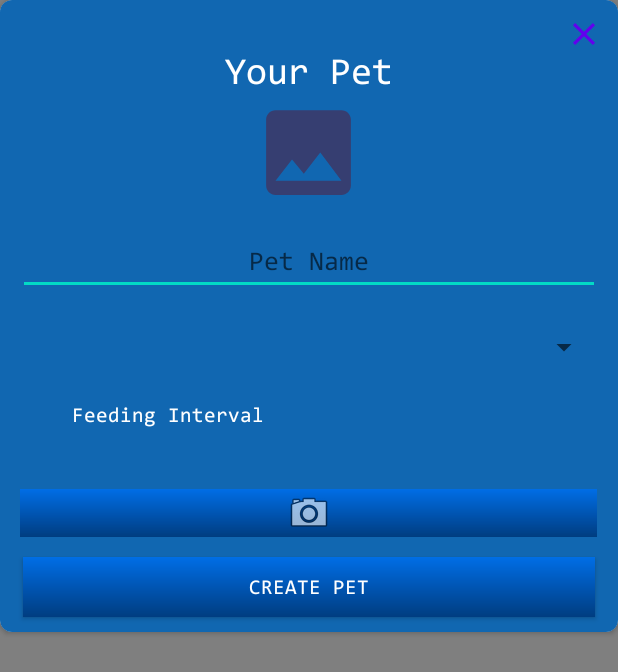
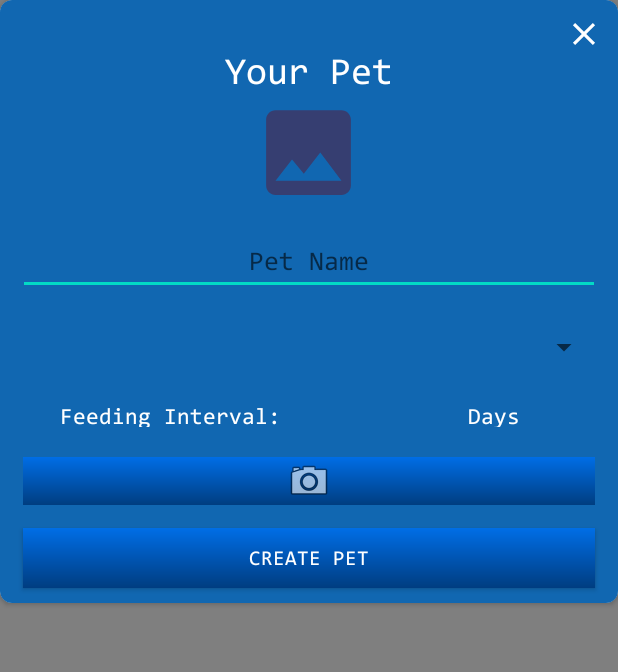
Before and after one commit to andrewc0204/ExoticPets, an Android app: the layout create_pet_layout.xml on its own in the app's theme, with its tools: preview values and no code run, on a phone screen of 412 x 824 dp. Shown: the top 672 px of the screen. Run offline under Robolectric (Android 15) with nearby library versions, the phone set to English and light mode, and no system bars.

Commit message:
Textview work
Textview

```diff
--- a/app/src/main/java/com/example/exoticpets/MainActivity.java
+++ b/app/src/main/java/com/example/exoticpets/MainActivity.java
@@ -7,13 +7,8 @@ import androidx.appcompat.app.AppCompatActivity;
 import androidx.appcompat.widget.AppCompatButton;
 import androidx.recyclerview.widget.LinearLayoutManager;
 import androidx.recyclerview.widget.RecyclerView;
-
 import android.content.Intent;
-import android.graphics.Color;
-import android.graphics.Typeface;
 import android.os.Bundle;
-import android.text.Editable;
-import android.text.TextWatcher;
 import android.util.Log;
 import android.view.View;
 import android.widget.AdapterView;
@@ -25,12 +20,9 @@ import android.widget.ImageView;
 import android.widget.Spinner;
 import android.widget.TextView;
 import android.widget.Toast;
-
 import com.bumptech.glide.Glide;
-
 import java.io.File;
 import java.util.ArrayList;
-
 import pl.aprilapps.easyphotopicker.ChooserType;
 import pl.aprilapps.easyphotopicker.DefaultCallback;
 import pl.aprilapps.easyphotopicker.EasyImage;
@@ -45,6 +37,7 @@ public class MainActivity extends AppCompatActivity {
     //RecycleView vars
     private ArrayList<String> mNames = new ArrayList<>();
     private ArrayList<String> mImageUrls = new ArrayList<>();
+    private ArrayList<String> mUserPics = new ArrayList<>();
 
     //Vars
     RecyclerViewAdapter mAdapter;
@@ -68,16 +61,12 @@ public class MainActivity extends AppCompatActivity {
                             .into(defaultImage);
                     break;
                 }
-
-
             }
-
             @Override
             public void onImagePickerError(@NonNull Throwable error, @NonNull MediaSource source) {
                 //Some error handling
                 error.printStackTrace();
             }
-
             @Override
             public void onCanceled(@NonNull MediaSource source) {
                 //Not necessary to remove any files manually anymore
@@ -90,10 +79,6 @@ public class MainActivity extends AppCompatActivity {
         super.onCreate(savedInstanceState);
         setContentView(R.layout.activity_main);
         Log.d(TAG, "onCreate: started");
-
-//        Typeface font = Typeface.createFromAsset(getAssets(), "Fonts/consola.TTF");
-//        instructionView.setTypeface(font);
-
 
         //Hides the action bar
         getSupportActionBar().hide();
@@ -149,12 +134,9 @@ public class MainActivity extends AppCompatActivity {
                 .allowMultiple(true)
                 .build();
 
-
         plusButton.setOnClickListener(new View.OnClickListener() {
             @Override
             public void onClick(View v) {
-
-
                 /**
                  * Fiz: I created a view (create_pet_layout) located in the layout folder.
                  * I then made and initialized a view from the layout (hence the view = create_pet_layout)
@@ -227,7 +209,6 @@ public class MainActivity extends AppCompatActivity {
                                         .into(defaultImage);
                                 break;
                         }
-
                     } // to close the onItemSelected
 
                     public void onNothingSelected(AdapterView<?> parent) {
@@ -267,7 +248,6 @@ public class MainActivity extends AppCompatActivity {
                     }
                 });
 
-
                 createPetButton.setOnClickListener(new View.OnClickListener() {
                     @Override
                     public void onClick(View v) {
@@ -278,8 +258,7 @@ public class MainActivity extends AppCompatActivity {
                             Toast.makeText(MainActivity.this, "Type Pet Name", Toast.LENGTH_SHORT).show();
                         } else if (spinner.getSelectedItem().toString().equals("Choose Animal")) {
                             Toast.makeText(MainActivity.this, "Choose Animal", Toast.LENGTH_SHORT).show();
-                        }
-                        else{
+                        } else{
                         mNames.add(petNameEditText.getText().toString());
                         //Sets text to disappear once the user adds a pet
                         instructionView.setVisibility(View.GONE);
@@ -312,18 +291,13 @@ public class MainActivity extends AppCompatActivity {
                         }
                         //NotifyDataSetChanged basically tells the adapter, "Hey man, we have new data. Please refresh the UI to reflect the new data"
                         mAdapter.notifyDataSetChanged();
-
                     }
                 }
-
-
             });
             //Toast.makeText(MainActivity.this, "Test", Toast.LENGTH_SHORT).show();
         }
     });
-
     initImageBitmaps();
-
 }
 
     private void initImageBitmaps() {
@@ -339,6 +313,4 @@ public class MainActivity extends AppCompatActivity {
         recyclerView.setAdapter(mAdapter);
         recyclerView.setLayoutManager(new LinearLayoutManager(this));
     }
-
-
 }
--- a/app/src/main/res/drawable/ic_baseline_close_24.xml
+++ b/app/src/main/res/drawable/ic_baseline_close_24.xml
@@ -2,8 +2,7 @@
     android:width="24dp"
     android:height="24dp"
     android:viewportWidth="24"
-    android:viewportHeight="24"
-    android:tint="?attr/colorControlNormal">
+    android:viewportHeight="24">
   <path
       android:fillColor="@android:color/white"
       android:pathData="M19,6.41L17.59,5 12,10.59 6.41,5 5,6.41 10.59,12 5,17.59 6.41,19 12,13.41 17.59,19 19,17.59 13.41,12z"/>
--- a/app/src/main/res/layout/create_pet_layout.xml
+++ b/app/src/main/res/layout/create_pet_layout.xml
@@ -10,21 +10,21 @@
         android:layout_height="wrap_content"
         app:cardCornerRadius="8dp">
 
-
         <RelativeLayout
             android:layout_width="match_parent"
             android:layout_height="wrap_content"
             android:background="@drawable/alertbackground">
 
             <Button
-
                 android:id="@+id/close_btn"
                 android:layout_width="25dp"
                 android:layout_height="25dp"
                 android:background="@drawable/ic_baseline_close_24"
+                app:backgroundTint="@color/white"
                 android:layout_alignParentEnd="true"
                 android:layout_marginRight="10dp"
-                android:layout_marginTop="10dp"/>
+                android:layout_marginTop="10dp" />
+
             <TextView
                 android:id="@+id/title_textview"
                 android:layout_width="match_parent"
@@ -37,7 +37,7 @@
                 android:text="Your Pet"
                 android:fontFamily="@font/consola"
                 android:textColor="@color/white"
-                android:textSize="25dp" />
+                android:textSize="25sp" />
 
             <ImageView
                 android:id="@+id/paw_imageview"
@@ -75,29 +75,61 @@
                 android:textAlignment="center" />
 
             <TextView
-                android:id="@+id/feeding_inverval_spinner"
-                android:layout_marginLeft="12dp"
+                android:id="@+id/textview_feedingInterval"
+                android:layout_width="match_parent"
+                android:layout_height="18dp"
+                android:layout_marginLeft="15dp"
                 android:layout_marginRight="200dp"
                 android:layout_marginTop="10dp"
                 android:textAlignment="center"
-                android:text="Feeding Interval"
+                android:text="Feeding Interval:"
+                android:textSize="15dp"
                 android:fontFamily="@font/consola"
                 android:textColor="@color/white"
-                android:layout_width="match_parent"
-                android:layout_height="50dp"
                 android:layout_below="@+id/spinner"/>
 
+            <TextView
+                android:layout_width="match_parent"
+                android:layout_height="18dp"
+                android:text="Days"
+                android:textSize="15dp"
+                android:fontFamily="@font/consola"
+                android:textAlignment="center"
+                android:textColor="@color/white"
+                android:layout_below="@+id/spinner"
+                android:layout_toRightOf="@id/textview_feedingInterval"
+                android:layout_marginTop="10dp"
+                android:layout_marginLeft="-150dp"
+                android:layout_marginRight="15dp"
+                />
+
+
+<!--            <EditText-->
+<!--                android:id="@+id/edittext_input_days"-->
+<!--                android:layout_width="64dp"-->
+<!--                android:layout_height="wrap_content"-->
+<!--                android:layout_below="@+id/spinner"-->
+<!--                android:layout_alignParentEnd="true"-->
+<!--                android:layout_marginTop="7dp"-->
+<!--                android:layout_marginEnd="149dp"-->
+<!--                android:fontFamily="@font/consola"-->
+<!--                android:gravity="center"-->
+<!--                android:inputType="phone"-->
+<!--                android:maxLines="1"-->
+<!--                android:singleLine="true"-->
+<!--                android:textColor="@color/white"-->
+<!--                android:textSize="15dp" />-->
 
             <ImageButton
-
                 android:id="@+id/petImageButton"
                 android:layout_width="match_parent"
                 android:layout_height="wrap_content"
-                android:layout_below="@id/feeding_inverval_spinner"
+                android:layout_below="@id/textview_feedingInterval"
                 android:layout_alignParentStart="true"
-                android:layout_marginStart="13dp"
-                android:layout_marginTop="9dp"
-                android:layout_marginEnd="14dp"
+                android:layout_marginLeft="15dp"
+                android:layout_marginRight="15dp"
+                android:layout_marginTop="20dp"
+                android:layout_marginBottom="10dp"
                 android:background="@drawable/gradient"
                 app:srcCompat="@android:drawable/ic_menu_camera" />
 
@@ -107,8 +139,8 @@
                 android:layout_height="40dp"
                 android:layout_below="@id/petImageButton"
                 android:layout_marginLeft="15dp"
-                android:layout_marginTop="13dp"
                 android:layout_marginRight="15dp"
+                android:layout_marginTop="5dp"
                 android:layout_marginBottom="10dp"
                 android:background="@drawable/gradient"
                 android:fontFamily="@font/consola"
@@ -116,12 +148,7 @@
                 android:textAlignment="center"
                 android:textColor="@color/white" />
 
-
-
-
         </RelativeLayout>
-
-
 
     </androidx.cardview.widget.CardView>
 
```
